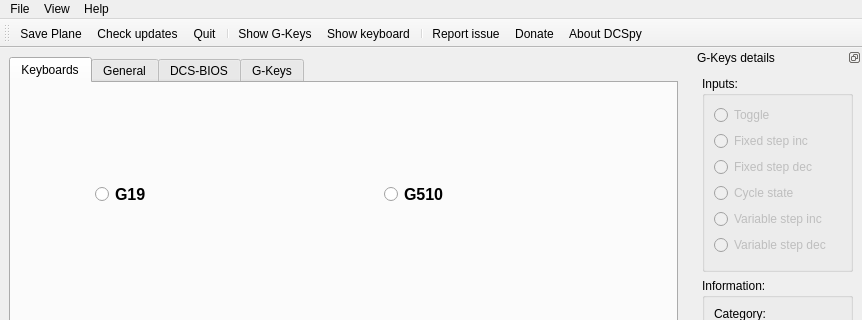
Above: dcspy/ui/qtdcs.ui from emcek/dcspy before the change; both pictures show x 0 to 862 and y 0 to 320 of the 862 by 650 pixel window. Below: the same form after it.
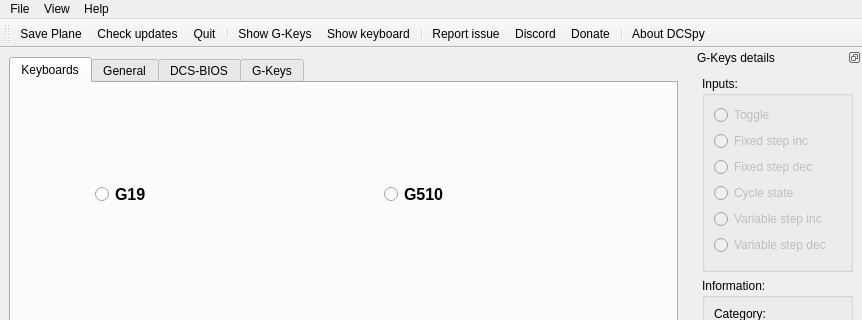
That is the form after the change. Icons and pictures are not drawn.

Commit message: add discord action to GUI

```diff
--- a/dcspy/ui/qtdcs.ui
+++ b/dcspy/ui/qtdcs.ui
@@ -809,7 +809,9 @@
    <addaction name="a_show_keyboard"/>
    <addaction name="separator"/>
    <addaction name="a_report_issue"/>
+   <addaction name="a_discord"/>
    <addaction name="a_donate"/>
+   <addaction name="separator"/>
    <addaction name="a_about_dcspy"/>
   </widget>
   <widget class="QDockWidget" name="dw_gkeys">
@@ -1189,6 +1191,18 @@
     <string>Ctrl+S</string>
    </property>
   </action>
+  <action name="a_discord">
+   <property name="icon">
+    <iconset resource="../qtgui.qrc">
+     <normaloff>:/icons/img/discord.svg</normaloff>:/icons/img/discord.svg</iconset>
+   </property>
+   <property name="text">
+    <string>Discord</string>
+   </property>
+   <property name="toolTip">
+    <string>Discord Server</string>
+   </property>
+  </action>
  </widget>
  <resources>
   <include location="../qtgui.qrc"/>
```
Left out of the diff: 1 changed line with no effect on the pictures. The commit also changes 2 other files.
